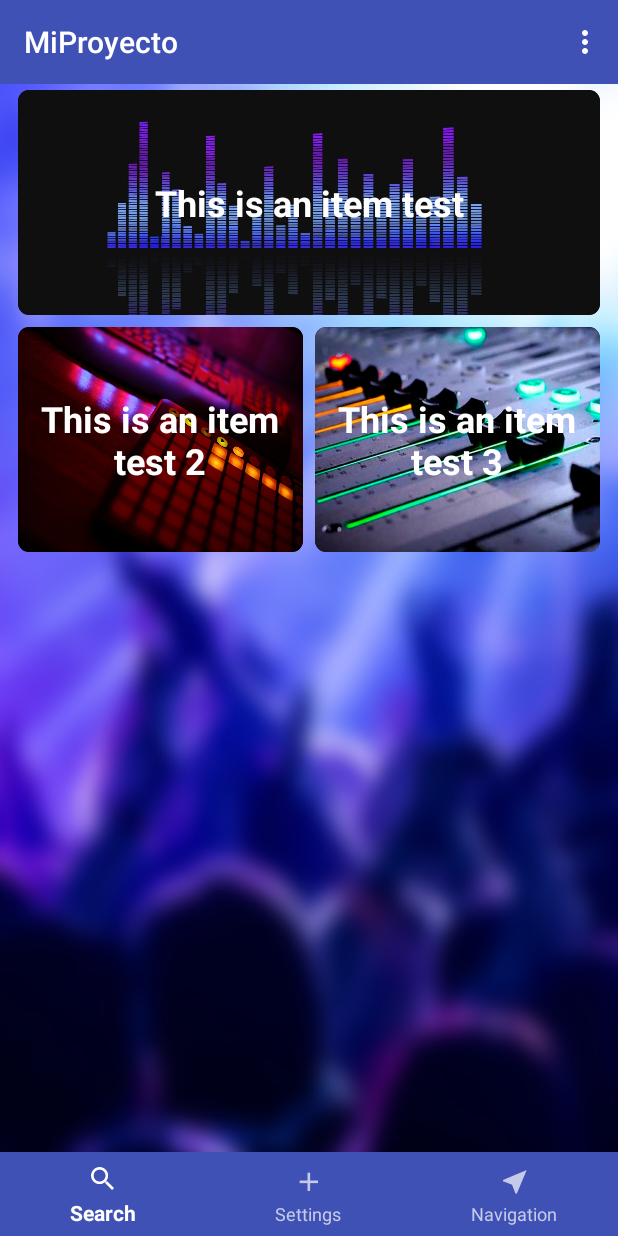
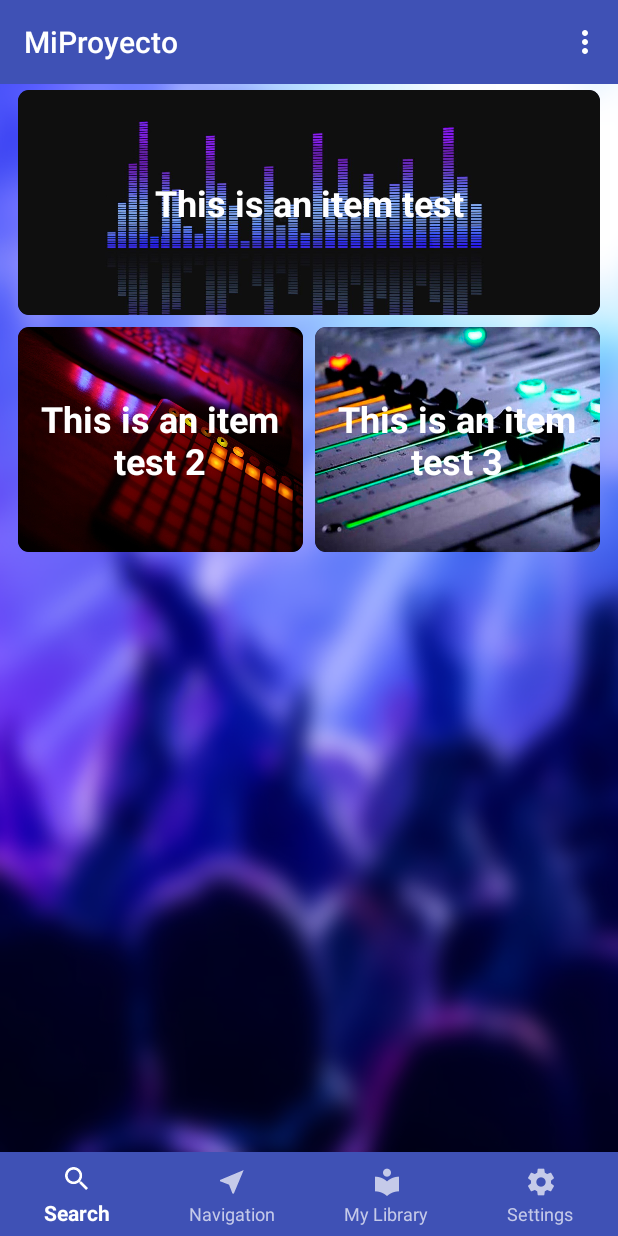
Before and after one commit to darkbioc/MiProyecto, an Android app: the screen it shows after launch once a user with an empty profile is signed in (MainActivity), on a phone screen of 412 x 824 dp. Run offline under Robolectric (Android 15) with nearby library versions, the phone set to English and light mode, and no system bars; our stand-ins replace Firebase (no records; nobody signed in at launch, a user with empty details on screens opened directly).

```diff
--- a/app/src/main/res/menu/nav_items.xml
+++ b/app/src/main/res/menu/nav_items.xml
@@ -3,10 +3,13 @@
     <item android:id="@+id/action_search"
         android:title="@string/menu_search"
         android:icon="@mipmap/ic_seaarch" />
-    <item android:id="@+id/action_settings"
-        android:title="@string/menu_settings"
-        android:icon="@mipmap/ic_add" />
     <item android:id="@+id/action_navigation"
         android:title="@string/menu_navigation"
         android:icon="@mipmap/ic_navigation" />
+    <item android:id="@+id/Library"
+        android:title="@string/library"
+        android:icon="@mipmap/ic_library"/>
+    <item android:id="@+id/action_settings"
+        android:title="@string/menu_settings"
+        android:icon="@mipmap/ic_settings" />
 </menu>
--- a/app/src/main/res/values/strings.xml
+++ b/app/src/main/res/values/strings.xml
@@ -36,4 +36,5 @@
     <string name="ToastUserShort">Username too short! (4 or more chars)</string>
     <string name="action_logout">Log Out</string>
     <string name="notVerified">Your email is not verified. Please check your inbox or contact us!</string>
+    <string name="library">My Library</string>
 </resources>
```
Also changed, not shown: app/src/main/ic_library-web.png (added), app/src/main/ic_settings-web.png (added), app/src/main/res/mipmap-hdpi/ic_library.png (added), app/src/main/res/mipmap-hdpi/ic_settings.png (added), app/src/main/res/mipmap-mdpi/ic_library.png (added), app/src/main/res/mipmap-mdpi/ic_settings.png (added), app/src/main/res/mipmap-xhdpi/ic_library.png (added), app/src/main/res/mipmap-xhdpi/ic_settings.png (added), app/src/main/res/mipmap-xxhdpi/ic_library.png (added), app/src/main/res/mipmap-xxhdpi/ic_settings.png (added), app/src/main/res/mipmap-xxxhdpi/ic_library.png (added), app/src/main/res/mipmap-xxxhdpi/ic_settings.png (added).
